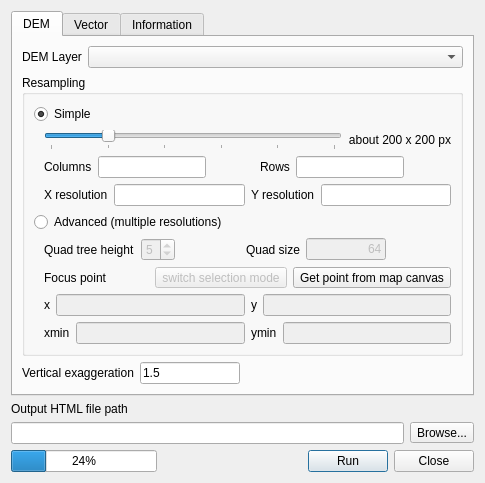
This is qgis2threejsdialog.ui in minorua/Qgis2threejs as Qt 5 draws it before an edit. The edited form follows.
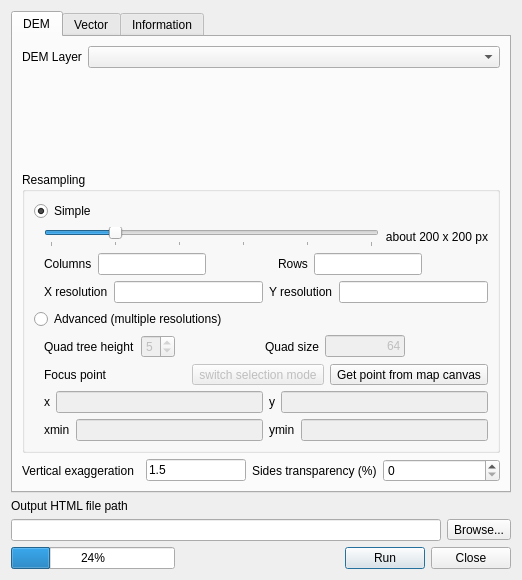
This is the edited form.

Commit message: added feature to enable transparent sides 	modified:   qgis2threejs.py 	modified:   qgis2threejsdialog.py 	modified:   qgis2threejsdialog.ui 	modified:   qgis2threejsmain.py 	modified:   template.html 	new file:   template_no_sides.html 	modified:   ui_qgis2threejsdialog.py

Diff of the .ui file:
```diff
--- a/qgis2threejsdialog.ui
+++ b/qgis2threejsdialog.ui
@@ -6,8 +6,8 @@
    <rect>
     <x>0</x>
     <y>0</y>
-    <width>485</width>
-    <height>471</height>
+    <width>522</width>
+    <height>580</height>
    </rect>
   </property>
   <property name="sizePolicy">
@@ -461,15 +461,15 @@
           </widget>
          </item>
          <item row="2" column="0">
-          <layout class="QFormLayout" name="formLayout_3">
-           <item row="0" column="0">
+          <layout class="QHBoxLayout" name="horizontalLayout_10">
+           <item>
             <widget class="QLabel" name="label_15">
              <property name="text">
               <string>Vertical exaggeration</string>
              </property>
             </widget>
            </item>
-           <item row="0" column="1">
+           <item>
             <widget class="QLineEdit" name="lineEdit_zFactor">
              <property name="sizePolicy">
               <sizepolicy hsizetype="Fixed" vsizetype="Fixed">
@@ -494,6 +494,35 @@
              </property>
             </widget>
            </item>
+           <item>
+            <widget class="QLabel" name="label_16">
+             <property name="text">
+              <string>Sides transparency (%)</string>
+             </property>
+            </widget>
+           </item>
+           <item>
+            <widget class="QSpinBox" name="spinBox_sidetransp">
+             <property name="enabled">
+              <bool>true</bool>
+             </property>
+             <property name="prefix">
+              <string extracomment="%"/>
+             </property>
+             <property name="minimum">
+              <number>0</number>
+             </property>
+             <property name="maximum">
+              <number>100</number>
+             </property>
+             <property name="singleStep">
+              <number>10</number>
+             </property>
+             <property name="value">
+              <number>0</number>
+             </property>
+            </widget>
+           </item>
           </layout>
          </item>
         </layout>
```
Left out of the diff: 4 changed lines with no effect on the pictures. The commit also changes 5 other files.
